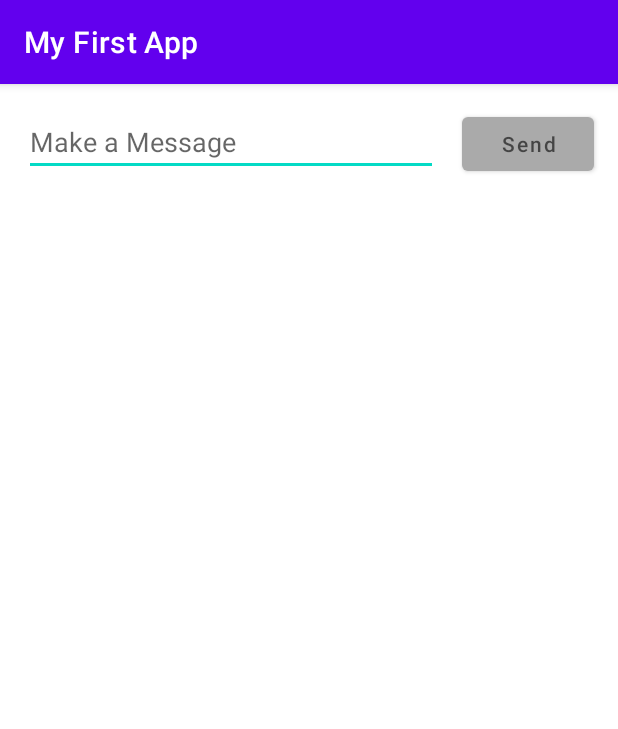
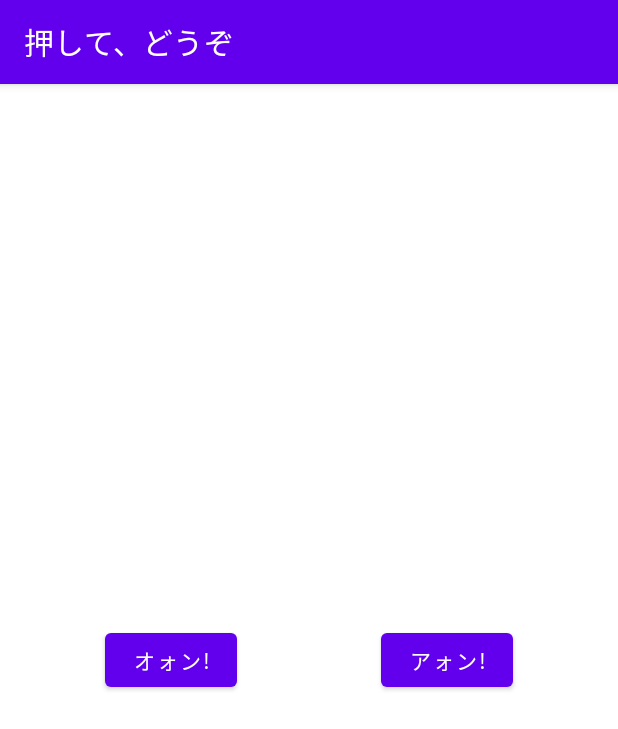
Before and after one commit to RonRole/study_android_app, an Android app: the screen it shows after launch (MainActivity), on a phone screen of 412 x 824 dp. Shown: the top 729 px of the screen. Run offline under Robolectric (Android 15) with nearby library versions, the phone set to English and light mode, and no system bars.

Commit message:
押したら音がでるボタン

```diff
--- a/app/src/main/java/com/example/myfirstapp/MainActivity.kt
+++ b/app/src/main/java/com/example/myfirstapp/MainActivity.kt
@@ -1,25 +1,53 @@
 package com.example.myfirstapp
 
-import android.content.Intent
+import android.media.AudioAttributes
+import android.media.SoundPool
+import android.os.Build
 import androidx.appcompat.app.AppCompatActivity
 import android.os.Bundle
 import android.view.View
-import android.widget.EditText
+import androidx.annotation.RequiresApi
 
 const val EXTRA_MESSAGE = "com.example.myfirstapp.MESSAGE"
 
 class MainActivity : AppCompatActivity() {
+
+    // instance of SoundPool
+    private lateinit var soundPool: SoundPool
+    // soundID
+    private var oon = 0
+    // soundID
+    private var aon = 1
+
+    @RequiresApi(Build.VERSION_CODES.LOLLIPOP)
     override fun onCreate(savedInstanceState: Bundle?) {
         super.onCreate(savedInstanceState)
         setContentView(R.layout.activity_main)
+
+        val audioAttributes = AudioAttributes.Builder()
+            .setUsage(AudioAttributes.USAGE_GAME)
+            .setContentType(AudioAttributes.CONTENT_TYPE_SPEECH)
+            .build()
+        this.soundPool = SoundPool.Builder()
+            .setAudioAttributes(audioAttributes)
+            .setMaxStreams(2)
+            .build()
+        this.oon = this.soundPool.load(this, R.raw.oon_48, 1)
+        this.aon = this.soundPool.load(this, R.raw.aon_48, 1)
+
     }
 
-    fun sendMessage(view: View) {
-        val editText = findViewById<EditText>(R.id.editText)
-        val message = editText.text.toString()
-        val intent = Intent(this, DisplayMessageActivity::class.java).apply {
-            putExtra(EXTRA_MESSAGE, message)
-        }
-        startActivity(intent)
+    override fun onDestroy() {
+        soundPool.release()
+        super.onDestroy()
     }
+
+    fun sayOon(view: View) {
+        soundPool.play(oon, 1.0f, 1.0f, 0, 0, 1.0f)
+    }
+
+    fun sayAon(view: View) {
+        soundPool.play(aon, 1.0f, 1.0f, 0,0,1.0f)
+    }
+
 }
--- a/app/src/main/res/layout/activity_main.xml
+++ b/app/src/main/res/layout/activity_main.xml
@@ -6,35 +6,35 @@
     android:layout_height="match_parent"
     tools:context=".MainActivity">
 
-    <EditText
-        android:id="@+id/editText"
-        android:layout_width="0dp"
+    <Button
+        android:id="@+id/button4"
+        android:layout_width="wrap_content"
         android:layout_height="wrap_content"
-        android:layout_marginStart="16dp"
-        android:layout_marginLeft="16dp"
-        android:layout_marginTop="16dp"
-        android:ems="10"
-        android:hint="@string/edit_message"
-        android:inputType="textPersonName"
-        app:layout_constraintEnd_toStartOf="@+id/button"
-        app:layout_constraintHorizontal_bias="0.5"
+        android:layout_marginStart="70dp"
+        android:layout_marginLeft="70dp"
+        android:onClick="sayOon"
+        android:text="@string/oon"
+        app:layout_constraintBottom_toBottomOf="parent"
         app:layout_constraintStart_toStartOf="parent"
         app:layout_constraintTop_toTopOf="parent" />
 
     <Button
-        android:id="@+id/button"
-        android:layout_width="88dp"
+        android:id="@+id/button6"
+        android:layout_width="wrap_content"
         android:layout_height="48dp"
-        android:layout_marginStart="16dp"
-        android:layout_marginLeft="16dp"
-        android:layout_marginEnd="16dp"
-        android:layout_marginRight="16dp"
-        android:hint="@string/button_send"
-        android:onClick="sendMessage"
-        android:textColor="@color/white"
-        app:backgroundTint="@android:color/darker_gray"
-        app:layout_constraintBaseline_toBaselineOf="@+id/editText"
+        android:layout_marginEnd="70dp"
+        android:layout_marginRight="70dp"
+        android:onClick="sayAon"
+        android:text="@string/aon"
+        app:layout_constraintBottom_toBottomOf="parent"
         app:layout_constraintEnd_toEndOf="parent"
-        app:layout_constraintHorizontal_bias="0.5"
-        app:layout_constraintStart_toEndOf="@+id/editText" />
+        app:layout_constraintTop_toTopOf="parent" />
+
+    <androidx.constraintlayout.widget.Barrier
+        android:id="@+id/barrier"
+        android:layout_width="wrap_content"
+        android:layout_height="wrap_content"
+        app:barrierDirection="left"
+        app:constraint_referenced_ids="button4" />
+
 </androidx.constraintlayout.widget.ConstraintLayout>
--- a/app/src/main/res/values/strings.xml
+++ b/app/src/main/res/values/strings.xml
@@ -1,5 +1,7 @@
 <resources>
-    <string name="app_name">My First App</string>
+    <string name="app_name">押して、どうぞ</string>
     <string name="edit_message">Make a Message</string>
     <string name="button_send">Send</string>
+    <string name="oon">オォン!</string>
+    <string name="aon">アォン!</string>
 </resources>
```
Also changed, not shown: 2 other files.
